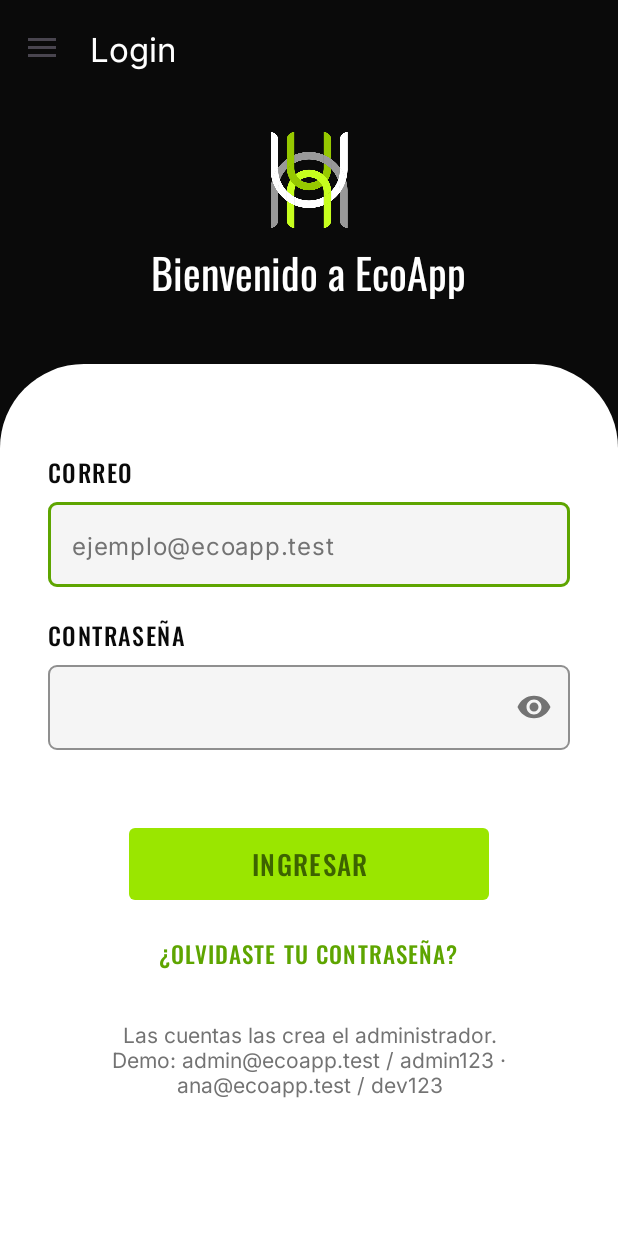
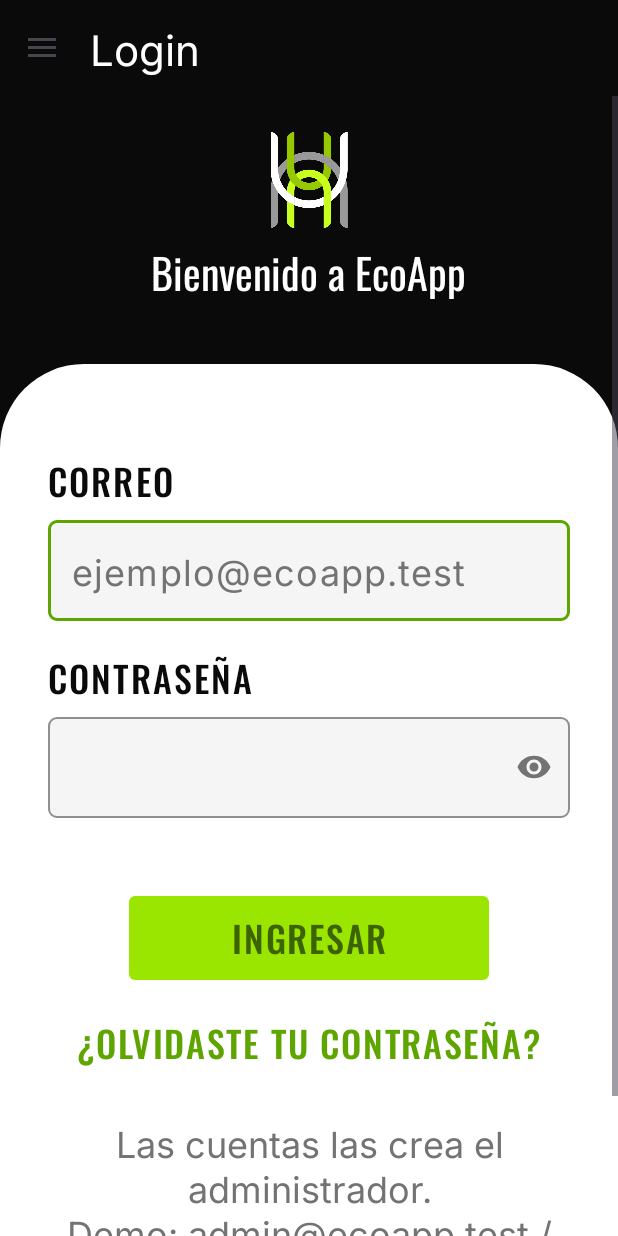
Before and after one commit to Owen-H123/EcoSistemaApp, an Android app: the screen it shows after launch (MainActivity), in the side drawer, after a tap on "Login", on a phone screen of 412 x 824 dp. Run offline under Robolectric (Android 15) with nearby library versions, the phone set to English and light mode, and no system bars; our stand-ins replace Room's generated code.

Commit message:
feat: ajustar la tipografía a título 28, párrafo 24 e interlineado 30

```diff
--- a/app/src/main/res/layout/activity_main.xml
+++ b/app/src/main/res/layout/activity_main.xml
@@ -18,6 +18,7 @@
             android:layout_height="?attr/actionBarSize"
             android:background="@color/eco_negro"
             app:navigationIconTint="@color/blanco"
+            app:titleTextAppearance="@style/TituloBarra"
             app:titleTextColor="@color/blanco" />
 
         <FrameLayout
@@ -32,6 +33,7 @@
         android:layout_height="match_parent"
         android:layout_gravity="start"
         app:headerLayout="@layout/nav_header"
+        app:itemTextAppearance="@style/TextoMenu"
         app:menu="@menu/drawer_menu" />
 
 </androidx.drawerlayout.widget.DrawerLayout>
--- a/app/src/main/res/layout/activity_recuperar_contrasena.xml
+++ b/app/src/main/res/layout/activity_recuperar_contrasena.xml
@@ -74,7 +74,8 @@
                     android:layout_height="wrap_content"
                     android:hint="@string/login_correo_hint"
                     android:inputType="textEmailAddress"
-                    android:textColor="@color/eco_texto" />
+                    android:textColor="@color/eco_texto"
+                    android:textSize="24sp" />
             </com.google.android.material.textfield.TextInputLayout>
 
             <com.google.android.material.button.MaterialButton
--- a/app/src/main/res/layout/fragment_login.xml
+++ b/app/src/main/res/layout/fragment_login.xml
@@ -60,7 +60,8 @@
                     android:layout_height="wrap_content"
                     android:hint="@string/login_correo_hint"
                     android:inputType="textEmailAddress"
-                    android:textColor="@color/eco_texto" />
+                    android:textColor="@color/eco_texto"
+                    android:textSize="24sp" />
             </com.google.android.material.textfield.TextInputLayout>
 
             <TextView
@@ -77,7 +78,8 @@
                     android:layout_width="match_parent"
                     android:layout_height="wrap_content"
                     android:inputType="textPassword"
-                    android:textColor="@color/eco_texto" />
+                    android:textColor="@color/eco_texto"
+                    android:textSize="24sp" />
             </com.google.android.material.textfield.TextInputLayout>
 
             <com.google.android.material.button.MaterialButton
@@ -100,7 +102,7 @@
                 android:gravity="center"
                 android:text="@string/login_aviso"
                 android:textColor="@color/eco_texto_suave"
-                android:textSize="14sp" />
+                style="@style/TextoParrafo" />
         </LinearLayout>
     </LinearLayout>
 </ScrollView>
--- a/app/src/main/res/layout/fragment_planilla.xml
+++ b/app/src/main/res/layout/fragment_planilla.xml
@@ -36,7 +36,7 @@
                 android:id="@+id/tv_total"
                 style="@style/ValorPanel"
                 android:textColor="@color/eco_lima"
-                android:textSize="36sp" />
+                android:textSize="28sp" />
         </LinearLayout>
 
         <LinearLayout
@@ -64,7 +64,7 @@
                 android:layout_marginTop="16dp"
                 android:text="@string/planilla_nota"
                 android:textColor="@color/eco_texto_suave"
-                android:textSize="12sp" />
+                style="@style/TextoParrafo" />
         </LinearLayout>
     </LinearLayout>
 </ScrollView>
--- a/app/src/main/res/layout/item_barra.xml
+++ b/app/src/main/res/layout/item_barra.xml
@@ -18,7 +18,7 @@
             android:layout_weight="1"
             android:fontFamily="@font/inter_500"
             android:textColor="@color/eco_texto"
-            android:textSize="15sp" />
+            style="@style/TextoParrafo" />
 
         <TextView
             android:id="@+id/tv_valor"
@@ -26,7 +26,7 @@
             android:layout_height="wrap_content"
             android:fontFamily="@font/oswald_500"
             android:textColor="@color/eco_texto"
-            android:textSize="15sp" />
+            style="@style/TextoParrafo" />
     </LinearLayout>
 
     <com.google.android.material.progressindicator.LinearProgressIndicator
--- a/app/src/main/res/layout/item_dato_contacto.xml
+++ b/app/src/main/res/layout/item_dato_contacto.xml
@@ -36,6 +36,6 @@
             android:layout_height="wrap_content"
             android:fontFamily="@font/inter_600"
             android:textColor="@color/eco_texto"
-            android:textSize="16sp" />
+            style="@style/TextoParrafo" />
     </LinearLayout>
 </LinearLayout>
--- a/app/src/main/res/layout/item_servicio.xml
+++ b/app/src/main/res/layout/item_servicio.xml
@@ -29,15 +29,13 @@
             android:textAllCaps="true"
             android:letterSpacing="0.04"
             android:textColor="@color/eco_texto"
-            android:textSize="17sp" />
+            android:textSize="28sp" />
 
         <TextView
             android:id="@+id/tv_descripcion"
             android:layout_width="wrap_content"
             android:layout_height="wrap_content"
             android:layout_marginTop="4dp"
-            android:lineSpacingExtra="3dp"
-            android:textColor="@color/eco_texto_suave"
-            android:textSize="15sp" />
+            style="@style/TextoParrafo" />
     </LinearLayout>
 </LinearLayout>
--- a/app/src/main/res/values/themes.xml
+++ b/app/src/main/res/values/themes.xml
@@ -46,6 +46,17 @@
         <item name="android:textColor">@color/eco_texto_suave</item>
     </style>
 
+    <!-- Título de la barra superior y opciones del menú lateral, a la misma escala -->
+    <style name="TituloBarra" parent="TextAppearance.Material3.TitleLarge">
+        <item name="android:textSize">28sp</item>
+        <item name="android:fontFamily">@font/oswald_400</item>
+    </style>
+
+    <style name="TextoMenu" parent="TextAppearance.Material3.LabelLarge">
+        <item name="android:textSize">24sp</item>
+        <item name="android:fontFamily">@font/inter_500</item>
+    </style>
+
     <!-- Nombre de marca (logotipo), más grande que un título normal -->
     <style name="TextoMarca" parent="TextoTitulo">
         <item name="android:textSize">56sp</item>
@@ -59,7 +70,8 @@
         <item name="android:layout_height">wrap_content</item>
         <item name="android:layout_marginTop">20dp</item>
         <item name="android:layout_marginBottom">8dp</item>
-        <item name="android:textSize">16sp</item>
+        <item name="android:textSize">24sp</item>
+        <item name="lineHeight">30sp</item>
         <item name="android:fontFamily">@font/oswald_500</item>
         <item name="android:textAllCaps">true</item>
         <item name="android:letterSpacing">0.06</item>
@@ -87,7 +99,9 @@
         <item name="android:layout_height">wrap_content</item>
         <item name="android:layout_gravity">center_horizontal</item>
         <item name="android:padding">8dp</item>
-        <item name="android:textSize">15sp</item>
+        <item name="android:gravity">center</item>
+        <item name="android:textSize">24sp</item>
+        <item name="lineHeight">30sp</item>
         <item name="android:fontFamily">@font/oswald_500</item>
         <item name="android:textAllCaps">true</item>
         <item name="android:letterSpacing">0.05</item>
@@ -96,8 +110,8 @@
 
     <style name="BotonPrimario" parent="Widget.Material3.Button">
         <item name="android:layout_width">240dp</item>
-        <item name="android:layout_height">56dp</item>
-        <item name="android:textSize">18sp</item>
+        <item name="android:layout_height">64dp</item>
+        <item name="android:textSize">24sp</item>
         <item name="android:fontFamily">@font/oswald_500</item>
         <item name="android:textAllCaps">true</item>
         <item name="android:letterSpacing">0.05</item>
@@ -117,7 +131,8 @@
     <style name="EtiquetaPanel">
         <item name="android:layout_width">wrap_content</item>
         <item name="android:layout_height">wrap_content</item>
-        <item name="android:textSize">12sp</item>
+        <item name="android:textSize">24sp</item>
+        <item name="lineHeight">30sp</item>
         <item name="android:fontFamily">@font/oswald_500</item>
         <item name="android:textAllCaps">true</item>
         <item name="android:letterSpacing">0.08</item>
@@ -133,7 +148,8 @@
     </style>
 
     <style name="ValorTarjeta" parent="ValorPanel">
-        <item name="android:textSize">22sp</item>
+        <item name="android:textSize">24sp</item>
+        <item name="lineHeight">30sp</item>
         <item name="android:textColor">@color/eco_texto</item>
     </style>
 
@@ -142,7 +158,7 @@
         <item name="android:layout_height">wrap_content</item>
         <item name="android:layout_marginTop">24dp</item>
         <item name="android:layout_marginBottom">8dp</item>
-        <item name="android:textSize">16sp</item>
+        <item name="android:textSize">28sp</item>
         <item name="android:fontFamily">@font/oswald_500</item>
         <item name="android:textAllCaps">true</item>
         <item name="android:letterSpacing">0.06</item>
@@ -151,11 +167,14 @@
 
     <style name="ToggleEco" parent="Widget.Material3.Button.OutlinedButton">
         <item name="android:layout_width">0dp</item>
-        <item name="android:layout_height">48dp</item>
+        <item name="android:layout_height">56dp</item>
         <item name="android:layout_weight">1</item>
         <item name="android:insetTop">0dp</item>
         <item name="android:insetBottom">0dp</item>
-        <item name="android:textSize">15sp</item>
+        <item name="android:minWidth">0dp</item>
+        <item name="android:paddingStart">4dp</item>
+        <item name="android:paddingEnd">4dp</item>
+        <item name="android:textSize">24sp</item>
         <item name="android:fontFamily">@font/oswald_500</item>
         <item name="android:textAllCaps">true</item>
         <item name="android:textColor">@color/eco_negro</item>
```
Also changed, not shown: app/src/main/res/layout/activity_planilla.xml (+12 -9 lines), app/src/main/res/layout/activity_trabajador_form.xml (+13 -6 lines), app/src/main/res/layout/fragment_analisis.xml (+5 -4 lines), app/src/main/res/layout/fragment_panel_inicio.xml (+8 -8 lines), app/src/main/res/layout/fragment_perfil.xml (+4 -4 lines), app/src/main/res/layout/item_registro.xml (+11 -20 lines), app/src/main/res/layout/item_trabajador.xml (+13 -14 lines), app/src/main/res/layout/nav_header.xml (+9 -9 lines).
